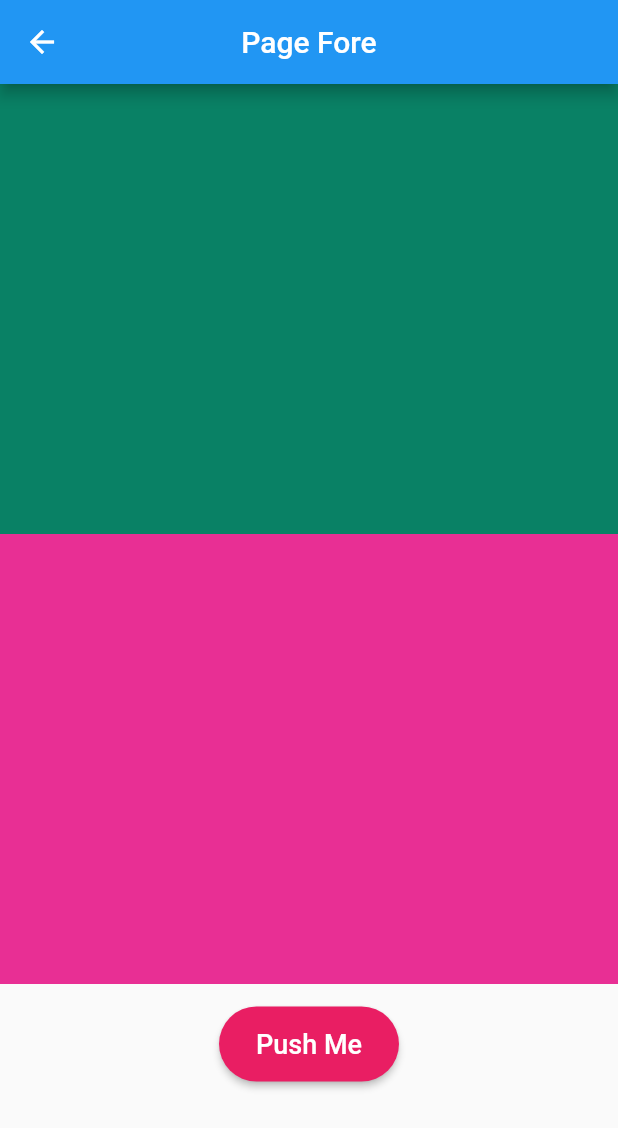
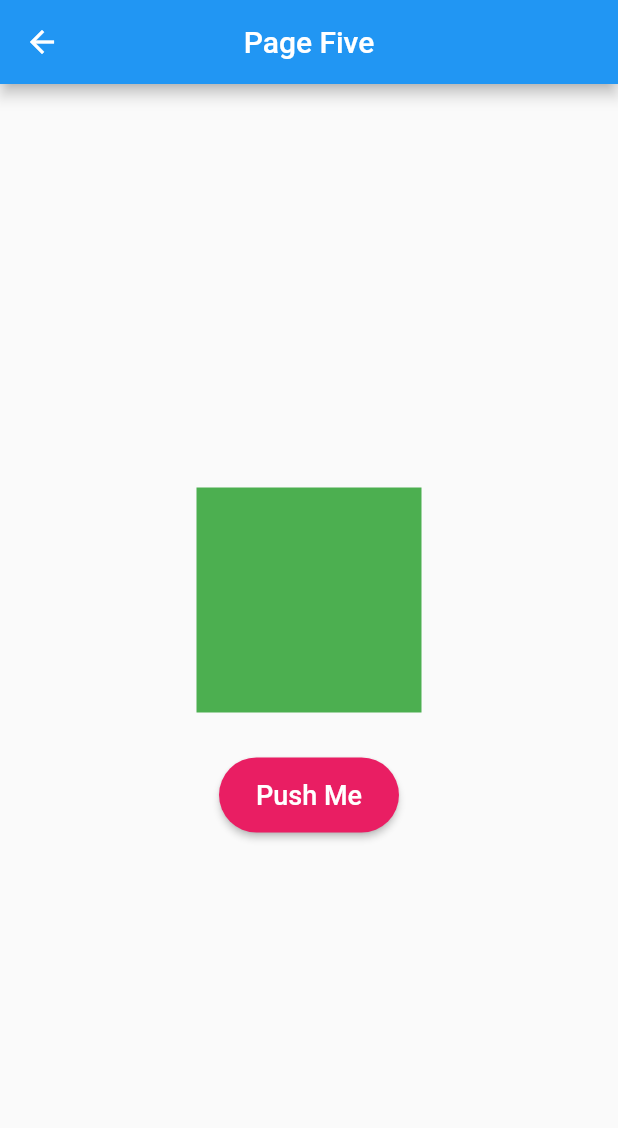
Before and after one commit to moynull15-14141/page-animation, a Flutter app: the page4 screen opened directly, after a tap on "Push Me", on a phone screen of 412 x 824 dp. Shown: the top 1128 px of the screen. Run offline on Flutter 3.47's test engine with Material 2 defaults, Android fonts, the phone set to English and light mode, and no system bars.

Commit message:
some New Line

```diff
--- a/lib/page4.dart
+++ b/lib/page4.dart
@@ -1,4 +1,6 @@
 import 'package:flutter/material.dart';
+import 'package:tst1/createRoute.dart';
+import 'package:tst1/page5.dart';
 
 class page4 extends StatelessWidget {
   const page4({super.key});
@@ -35,6 +37,7 @@ class page4 extends StatelessWidget {
                       borderRadius: BorderRadius.circular(30)),
                 ),
                 onPressed: () {
+                  Navigator.of(context).push(createRoute(const page5()));
                   // Navigator.push(context,
                   //     MaterialPageRoute(builder: (context) => page1()));
                 },
--- /dev/null
+++ b/lib/page5.dart
@@ -0,0 +1,58 @@
+import 'package:flutter/material.dart';
+import 'package:flutter/src/widgets/container.dart';
+import 'package:flutter/src/widgets/framework.dart';
+import 'package:tst1/createRoute.dart';
+import 'package:tst1/page6.dart';
+
+class page5 extends StatelessWidget {
+  const page5({super.key});
+
+  @override
+  Widget build(BuildContext context) {
+    return Scaffold(
+      appBar: AppBar(
+        title: Text('Page Five'),
+        centerTitle: true,
+      ),
+      body: Padding(
+        padding: const EdgeInsets.all(8.0),
+        child: Column(
+          mainAxisAlignment: MainAxisAlignment.center,
+          children: [
+            Center(
+              child: Hero(
+                tag: 'ct',
+                child: Container(
+                  color: Colors.green,
+                  height: 150,
+                  width: 150,
+                ),
+              ),
+            ),
+            SizedBox(
+              height: 30,
+            ),
+            SizedBox(
+              height: 50,
+              width: 120,
+              child: ElevatedButton(
+                  style: ElevatedButton.styleFrom(
+                    backgroundColor: Colors.pink,
+                    shape: RoundedRectangleBorder(
+                        borderRadius: BorderRadius.circular(30)),
+                  ),
+                  onPressed: () {
+                    // Navigator.of(context).push(createRoute(page3()));
+                    Navigator.of(context).push(createRoute(page6()));
+                  },
+                  child: const Text(
+                    'Push Me',
+                    style: TextStyle(fontSize: 18),
+                  )),
+            )
+          ],
+        ),
+      ),
+    );
+  }
+}
```
Also changed, not shown: lib/page6.dart (added, +35 -0 lines).
